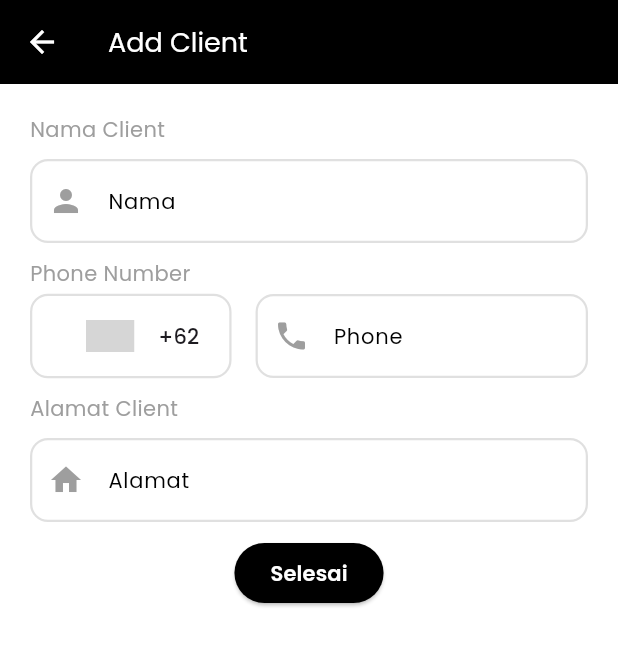
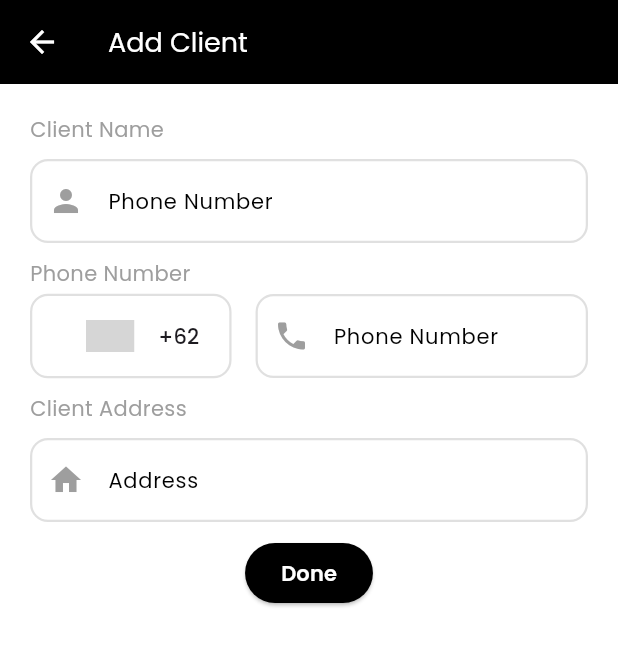
Before and after one commit to jbranabb/kliencash, a Flutter app: the AddClient screen opened directly, on a phone screen of 412 x 824 dp. Shown: the top 646 px of the screen. Run offline on Flutter 3.47's test engine with Material 3 defaults, Android fonts, the phone set to English and light mode, and no system bars; drawn by our look-alikes of country_code_picker; our stand-ins replace bloc, calendar_date_picker2, easy_localization, flutter_bloc, flutter_slidable, google_fonts and 7 more; accounts and stored records are empty; grey boxes are pictures that could not be loaded.

Commit message:
feat(pages) start change the text to be translated | final phase

```diff
--- a/lib/Screens/pages/home.dart
+++ b/lib/Screens/pages/home.dart
@@ -1,5 +1,7 @@
 import 'package:flutter/material.dart';
 import 'package:flutter_bloc/flutter_bloc.dart';
+import 'package:easy_localization/easy_localization.dart';
+import 'package:kliencash/locale_keys.dart';
 import 'package:kliencash/Screens/Widgets/format.dart';
 import 'package:kliencash/Screens/Widgets/profile_data.dart';
 import 'package:kliencash/Screens/Widgets/main_grid.dart';
@@ -40,7 +42,7 @@ class _HomePageState extends State<HomePage> {
           SliverAppBar(
             backgroundColor: Theme.of(context).colorScheme.onPrimary,
             title: MyText(
-              title: "Client Cash",
+              title: LocaleKeys.clientCash.tr(),
               fontSize: 20,
               color: Colors.white,
               fontWeight: FontWeight.w600,
@@ -68,7 +70,7 @@ class _HomePageState extends State<HomePage> {
               crossAxisAlignment: CrossAxisAlignment.center,
               children: [
                 SizedBox(height: 20,),
-                MyText(title: 'Build By J With Love', color: Colors.grey,),
+                MyText(title: LocaleKeys.buildByJ.tr(), color: Colors.grey,),
               ],
             ),
           )
--- a/lib/Screens/pages/intialpage/add_user.dart
+++ b/lib/Screens/pages/intialpage/add_user.dart
@@ -2,12 +2,14 @@ import 'package:country_code_picker/country_code_picker.dart';
 import 'package:flutter/cupertino.dart';
 import 'package:flutter/material.dart';
 import 'package:flutter_bloc/flutter_bloc.dart';
+import 'package:easy_localization/easy_localization.dart';
 import 'package:kliencash/Screens/Widgets/appbar.dart';
 import 'package:kliencash/Screens/Widgets/my_text.dart';
 import 'package:kliencash/Screens/Widgets/snackbar.dart';
 import 'package:kliencash/Screens/Widgets/text_fields.dart';
 import 'package:kliencash/Screens/pages/home.dart';
 import 'package:kliencash/data/model/model.dart';
+import 'package:kliencash/locale_keys.dart';
 import 'package:kliencash/state/bloc/paymentMethod/payment_method_bloc.dart';
 import 'package:kliencash/state/bloc/users/users_bloc.dart';
 import 'package:kliencash/state/cubit/bookstatuslength_cubit.dart';
@@ -35,7 +37,7 @@ class _AddUserState extends State<AddUser> {
   @override
   Widget build(BuildContext context) {
     return Scaffold(
-      appBar: myAppBar(context, 'Create User'),
+      appBar: myAppBar(context, LocaleKeys.createUser.tr()),
       body: BlocListener<UsersBloc, UsersState>(
         listener: (context, state) {
           if (state is UsersPostSucces) {
@@ -59,13 +61,13 @@ class _AddUserState extends State<AddUser> {
                     Icon(Icons.person, color: Colors.grey),
                     MyText(
                       color: Colors.grey,
-                      title: 'User & Buisness Information',
+                      title: LocaleKeys.userBusinessInfo.tr(),
                     ),
                   ],
                 ),
                 MyTextFileds(
                   controller: usernameC,
-                  label: "Username ",
+                  label: LocaleKeys.username.tr(),
                   icon: Icons.person,
                   focusNode: usernameF,
                   isOtional: false,
@@ -75,7 +77,7 @@ class _AddUserState extends State<AddUser> {
                 ),
                 MyTextFileds(
                   controller: namaPerusahaanC,
-                  label: "Nama Usaha",
+                  label: LocaleKeys.businessName.tr(),
                   icon: Icons.business,
                   focusNode: namaPerusahaanF,
                   isOtional: false,
@@ -85,7 +87,7 @@ class _AddUserState extends State<AddUser> {
                 ),
                 MyTextFileds(
                   controller: alamatC,
-                  label: "Alamat",
+                  label: LocaleKeys.address.tr(),
                   icon: Icons.home,
                   focusNode: alamatF,
                   isOtional: false,
@@ -98,12 +100,12 @@ class _AddUserState extends State<AddUser> {
                   spacing: 2,
                   children: [
                     Icon(Icons.contacts_rounded, color: Colors.grey),
-                    MyText(color: Colors.grey, title: 'Contacts Information'),
+                    MyText(color: Colors.grey, title: LocaleKeys.contactsInfo.tr()),
                   ],
                 ),
                 MyTextFiledsForPhone(
                   controller: phoneC,
-                  label: "Phonenumber",
+                  label: LocaleKeys.phoneNumber.tr(),
                   icon: Icons.phone,
                   focusNode: phoneF,
                   onEditingCom: () {
@@ -112,7 +114,7 @@ class _AddUserState extends State<AddUser> {
                 ),
                 MyTextFileds(
                   controller: emailC,
-                  label: "Email",
+                  label: LocaleKeys.email.tr(),
                   icon: Icons.email,
                   focusNode: emailF,
                   isOtional: false,
@@ -139,7 +141,7 @@ class _AddUserState extends State<AddUser> {
                       backgroundColor: Theme.of(context).colorScheme.onPrimary,
                     ),
                     child: MyText(
-                      title: 'Selesai',
+                      title: LocaleKeys.done.tr(),
                       color: Colors.white,
                       fontWeight: FontWeight.bold,
                     ),
@@ -186,7 +188,7 @@ void _validatePost(
     context.read<BookstatuslengthCubit>().getlength();
   } else {
     ScaffoldMessenger.of(context).showSnackBar(
-      mySnakcbar('Silahkan isi semua fields terlebih dahulu', null),
+      mySnakcbar(LocaleKeys.fillAllFields.tr(), null),
     );
   }
 }
--- a/lib/Screens/pages/mainGrid/clientPage/add_client.dart
+++ b/lib/Screens/pages/mainGrid/clientPage/add_client.dart
@@ -1,7 +1,8 @@
-import 'package:country_code_picker/country_code_picker.dart';
 import 'package:flutter/material.dart';
 import 'package:flutter/services.dart';
 import 'package:flutter_bloc/flutter_bloc.dart';
+import 'package:easy_localization/easy_localization.dart';
+import 'package:kliencash/locale_keys.dart';
 import 'package:kliencash/Screens/Widgets/appbar.dart';
 import 'package:kliencash/Screens/Widgets/my_text.dart';
 import 'package:kliencash/Screens/Widgets/snackbar.dart';
@@ -39,7 +40,7 @@ class _AddClientState extends State<AddClient> {
   @override
   Widget build(BuildContext context) {
     return Scaffold(
-      appBar: myAppBar(context,"Add Client"),
+      appBar: myAppBar(context,LocaleKeys.addClient.tr()),
       body: SingleChildScrollView(
         child: BlocListener<ClientBloc, ClientState>(
           listener: (context, state) {
@@ -48,7 +49,7 @@ class _AddClientState extends State<AddClient> {
               context.read<ClientBloc>().add(ReadDataClient());
               ScaffoldMessenger.of(context).showSnackBar(
                 mySnakcbar(
-                  'Berhasil Menambahkan Client baru',
+                  LocaleKeys.successAddClient.tr(),
                   Theme.of(context).colorScheme.onPrimary,
                 ),
               );
@@ -65,11 +66,11 @@ class _AddClientState extends State<AddClient> {
                       spacing: 10,
                       crossAxisAlignment: CrossAxisAlignment.start,
                       children: [
-                        MyText(title: 'Nama Client', color: Colors.grey,),
+                        MyText(title: LocaleKeys.clientName2.tr(), color: Colors.grey,),
                         MyTextFileds(
                           controller: nameC,
                           icon: Icons.person,
-                          label: "Nama",
+                          label: LocaleKeys.phoneNumber.tr(),
                           focusNode: nameF,
                           isOtional: false,
                           onEditingCom: () {
@@ -82,10 +83,10 @@ class _AddClientState extends State<AddClient> {
                       spacing: 4,
                       crossAxisAlignment: CrossAxisAlignment.start,
                       children: [
-                        MyText(title: 'Phone Number', color: Colors.grey,),
+                        MyText(title: LocaleKeys.phoneNumber.tr(), color: Colors.grey,),
                         MyTextFiledsForPhone(
                           controller: phoneC,
-                          label: "Phone",
+                          label: LocaleKeys.phoneNumber.tr(),
                           icon: Icons.phone,
                           focusNode: phoneF,
                           onEditingCom: () {
@@ -98,11 +99,11 @@ class _AddClientState extends State<AddClient> {
                       spacing: 10,
                       crossAxisAlignment: CrossAxisAlignment.start,
                       children: [
-                        MyText(title: 'Alamat Client', color: Colors.grey,),
+                        MyText(title: LocaleKeys.clientAddress.tr(), color: Colors.grey,),
                         MyTextFileds(
                           controller: alamatC,
                           icon: Icons.home,
-                          label: "Alamat",
+                          label: LocaleKeys.address.tr(),
                           focusNode: alamatF,
                           isOtional: false,
                           maxlines: 10,
@@ -132,7 +133,7 @@ class _AddClientState extends State<AddClient> {
                         backgroundColor: Theme.of(context).colorScheme.onPrimary,
                       ),
                       child: MyText(
-                        title: 'Selesai',
+                        title: LocaleKeys.done.tr(),
                         color: Colors.white,
                         fontWeight: FontWeight.w600,
                       ),
@@ -170,7 +171,7 @@ void validatePost(
     );
   } else {
     ScaffoldMessenger.of(context).showSnackBar(
-      mySnakcbar("Silahkan isi smua fileds terlebih dahulu", Colors.red),
+      mySnakcbar(LocaleKeys.pleasFillRequired.tr(), Colors.red),
     );
   }
 }
--- a/lib/Screens/pages/mainGrid/report/tabbar_client.dart
+++ b/lib/Screens/pages/mainGrid/report/tabbar_client.dart
@@ -1,5 +1,7 @@
 import 'package:flutter/material.dart';
+import 'package:easy_localization/easy_localization.dart';
 import 'package:flutter_bloc/flutter_bloc.dart';
+import 'package:kliencash/locale_keys.dart';
 import 'package:kliencash/Screens/Widgets/format.dart';
 import 'package:kliencash/Screens/Widgets/my_text.dart';
 import 'package:kliencash/state/bloc/client/client_bloc.dart';
@@ -20,7 +22,7 @@ class TabbarClient extends StatelessWidget {
                 child: BlocBuilder<ChartDataClientCubit, List<ClientMonthlyData>>(
                   builder: (context, state) {
                     return SfCartesianChart(
-                      title: ChartTitle(text: 'New Clients Monthly'),
+                      title: ChartTitle(text: LocaleKeys.newClientsMonthly.tr()),
                       primaryXAxis: CategoryAxis(
                         majorGridLines: const MajorGridLines(),
                       ),
--- a/lib/Screens/pages/pdf.dart
+++ b/lib/Screens/pages/pdf.dart
@@ -1,6 +1,8 @@
 import 'dart:typed_data';
 import 'package:flutter/material.dart';
+import 'package:easy_localization/easy_localization.dart';
 import 'package:flutter_bloc/flutter_bloc.dart';
+import 'package:kliencash/locale_keys.dart';
 import 'package:kliencash/Screens/Widgets/colors_status.dart';
 import 'package:kliencash/Screens/Widgets/format.dart';
 import 'package:kliencash/Screens/Widgets/my_text.dart';
--- a/lib/Screens/pages/pdfViwer.dart
+++ b/lib/Screens/pages/pdfViwer.dart
@@ -1,5 +1,7 @@
 import 'package:flutter/material.dart';
 import 'package:flutter_bloc/flutter_bloc.dart';
+import 'package:easy_localization/easy_localization.dart';
+import 'package:kliencash/locale_keys.dart';
 import 'package:kliencash/Screens/Widgets/appbar.dart';
 import 'package:kliencash/Screens/pages/pdf.dart';
 import 'package:kliencash/state/bloc/operasional/operasional_bloc.dart';
@@ -15,7 +17,7 @@ class Pdfviwer extends StatelessWidget {
     var state = context.read<Selectedinvoice>().state;
     var invoice = state[0];
     return Scaffold(
-      appBar: myAppBar(context, 'Invoice PDF Preview'),
+      appBar: myAppBar(context, LocaleKeys.invoicePdfPreview.tr()),
       body: BlocBuilder<UsersBloc, UsersState>(
         builder: (context, state) {
           if(state is UsersSucces){
--- /dev/null
+++ b/lib/locale_keys.dart
@@ -0,0 +1,212 @@
+// Generated locale keys - Complete translation keys for KlienCash app
+class LocaleKeys {
+  // Onboarding Page
+  static const String onBoardingPage1Title = 'onBoardingPage1Title';
+  static const String onBoardingPage1Subtitle = 'onBoardingPage1Subtitle';
+  static const String onBoardingPage2Title = 'onBoardingPage2Title';
+  static const String onBoardingPage2Subtitle = 'onBoardingPage2Subtitle';
+  static const String onBoardingPage3Title = 'onBoardingPage3Title';
+  static const String onBoardingPage3Subtitle = 'onBoardingPage3Subtitle';
+  static const String skipButton = 'skipButton';
+  static const String getStartedButton = 'getStartedButton';
+
+  // Add User Page
+  static const String createUser = 'createUser';
+  static const String userBusinessInfo = 'userBusinessInfo';
+  static const String username = 'username';
+  static const String businessName = 'businessName';
+  static const String address = 'address';
+  static const String contactsInfo = 'contactsInfo';
+  static const String phoneNumber = 'phoneNumber';
+  static const String email = 'email';
+  static const String done = 'done';
+  static const String fillAllFields = 'fillAllFields';
+
+  // Home Page
+  static const String clientCash = 'clientCash';
+  static const String buildByJ = 'buildByJ';
+  static const String hallo = 'hallo';
+
+  // Settings Page
+  static const String settings = 'settings';
+  static const String userInformation = 'userInformation';
+  static const String editUserInfo = 'editUserInfo';
+  static const String bankExample = 'bankExample';
+  static const String bankNumber = 'bankNumber';
+  static const String accountNameExample = 'accountNameExample';
+  static const String accountName = 'accountName';
+  static const String languageLabel = 'languageLabel';
+  static const String indonesian = 'indonesian';
+  static const String english = 'english';
+  static const String theme = 'theme';
+  static const String blue = 'blue';
+  static const String pink = 'pink';
+  static const String black = 'black';
+  static const String error = 'error';
+  static const String ok = 'ok';
+  static const String understood = 'understood';
+  static const String fillFieldsFirst = 'fillFieldsFirst';
+  static const String successAddPaymentMethod = 'successAddPaymentMethod';
+  static const String successEditPaymentMethod = 'successEditPaymentMethod';
+  static const String successDeletePaymentMethod = 'successDeletePaymentMethod';
+  static const String successUpdateUserInfo = 'successUpdateUserInfo';
+  static const String errorOccurred = 'errorOccurred';
+  static const String pleaseCheckInput = 'pleaseCheckInput';
+  static const String selectDateLabel = 'selectDateLabel';
+  static const String warning = 'warning';
+
+  // Invoice Pages
+  static const String invoiceList = 'invoiceList';
+  static const String addNewInvoice = 'addNewInvoice';
+  static const String invoiceDetails = 'invoiceDetails';
+  static const String invoicePdfPreview = 'invoicePdfPreview';
+  static const String invoice = 'invoice';
+  static const String billTo = 'billTo';
+  static const String issued = 'issued';
+  static const String dueDate = 'dueDate';
+  static const String itemTransactions = 'itemTransactions';
+  static const String agenda = 'agenda';
+  static const String total = 'total';
+  static const String status = 'status';
+  static const String operationalCost = 'operationalCost';
+  static const String subtotal = 'subtotal';
+  static const String tax = 'tax';
+  static const String discount = 'discount';
+  static const String rounding = 'rounding';
+  static const String paymentInfo = 'paymentInfo';
+  static const String paymentMethod = 'paymentMethod';
+  static const String selectPaymentMethod = 'selectPaymentMethod';
+  static const String invoiceAutoGenerated = 'invoiceAutoGenerated';
+  static const String noInvoice = 'noInvoice';
+  static const String addInvoiceFirst = 'addInvoiceFirst';
+  static const String invoiceTitle = 'invoiceTitle';
+  static const String notes = 'notes';
+  static const String printInvoices = 'printInvoices';
+  static const String invoiceInformation = 'invoiceInformation';
+  static const String clientInformation = 'clientInformation';
+  static const String financialDetails = 'financialDetails';
+  static const String projectTitle = 'projectTitle';
+  static const String invoiceNumber = 'invoiceNumber';
+  static const String clientName = 'clientName';
+  static const String project = 'project';
+  static const String dpPartial = 'dpPartial';
+  static const String fullyPaid = 'fullyPaid';
+  static const String successAddInvoice = 'successAddInvoice';
+
+  // Client Pages
+  static const String addClient = 'addClient';
+  static const String allClients = 'allClients';
+  static const String clientName2 = 'clientName2';
+  static const String clientAddress = 'clientAddress';
+  static const String editClient = 'editClient';
+  static const String deleteClient = 'deleteClient';
+  static const String cancel = 'cancel';
+  static const String yesDelete = 'yesDelete';
+  static const String noClient = 'noClient';
+  static const String addClientFirst = 'addClientFirst';
+  static const String successAddClient = 'successAddClient';
+  static const String successDeleteClient = 'successDeleteClient';
+  static const String successEditClient = 'successEditClient';
+
+  // Project Pages
+  static const String allProjects = 'allProjects';
+  static const String addProjects = 'addProjects';
+  static const String noProject = 'noProject';
+  static const String addProjectFirst = 'addProjectFirst';
+  static const String editProject = 'editProject';
+  static const String deleteProject = 'deleteProject';
+  static const String projectRanking = 'projectRanking';
+  static const String projectStatus = 'projectStatus';
+  static const String clientInProjects = 'clientInProjects';
+  static const String agendaDescription = 'agendaDescription';
+  static const String priceInfo = 'priceInfo';
+  static const String agendaLabel = 'agendaLabel';
+  static const String description = 'description';
+  static const String initialPrice = 'initialPrice';
+  static const String startEndDate = 'startEndDate';
+  static const String selectDate = 'selectDate';
+  static const String until = 'until';
+  static const String created = 'created';
+  static const String holdToEdit = 'holdToEdit';
+  static const String successAddProject = 'successAddProject';
+  static const String successDeleteProject = 'successDeleteProject';
+  static const String successEditProject = 'successEditProject';
+  static const String pleasSelectDates = 'pleasSelectDates';
+  static const String pleasFillRequired = 'pleasFillRequired';
+
+  // Payment Pages
+  static const String paymentPage = 'paymentPage';
+  static const String addPayment = 'addPayment';
+  static const String amount = 'amount';
+  static const String uploadPaymentProof = 'uploadPaymentProof';
+  static const String selectProject = 'selectProject';
+  static const String noPayment = 'noPayment';
+  static const String addPaymentFirst = 'addPaymentFirst';
+
+  // Operasional Pages
+  static const String operasionalPage = 'operasionalPage';
+  static const String noProjects = 'noProjects';
+  static const String addOperasionalFirst = 'addOperasionalFirst';
+  static const String title = 'title';
+  static const String quantity = 'quantity';
+  static const String deleteItem = 'deleteItem';
+  static const String yesConfirm = 'yesConfirm';
+  static const String edit = 'edit';
+  static const String fillFieldsFirst2 = 'fillFieldsFirst2';
+  static const String successAddModal = 'successAddModal';
+  static const String successEditModal = 'successEditModal';
+  static const String successDeleteModal = 'successDeleteModal';
+
+  // Report Pages
+  static const String reportPage = 'reportPage';
+  static const String overview = 'overview';
+  static const String newClientsMonthly = 'newClientsMonthly';
+  static const String summaryOverall = 'summaryOverall';
+  static const String totalInvoice = 'totalInvoice';
+  static const String totalPaid = 'totalPaid';
+  static const String mostInvoiceStatus = 'mostInvoiceStatus';
+  static const String noChartData = 'noChartData';
+  static const String noInvoiceData = 'noInvoiceData';
+  static const String noProjectsData = 'noProjectsData';
+  static const String loading = 'loading';
+
+  // Navigation/Menu
+  static const String client = 'client';
+  static const String projects = 'projects';
+  static const String operasional = 'operasional';
+  static const String payment = 'payment';
+  static const String report = 'report';
+
+  // Select/Dropdown
+  static const String selectClient = 'selectClient';
+  static const String selectProjects = 'selectProjects';
+  static const String selectStatus = 'selectStatus';
+  static const String noOperationalCost = 'noOperationalCost';
+
+  // Payment Methods
+  static const String cash = 'cash';
+  static const String bank = 'bank';
+  static const String eWallet = 'eWallet';
+
+  // Common Messages
+  static const String fillAllFieldsRequired = 'fillAllFieldsRequired';
+  static const String successAdded = 'successAdded';
+  static const String successDeleted = 'successDeleted';
+  static const String successEdited = 'successEdited';
+  static const String operationalTotal = 'operationalTotal';
+  static const String pay = 'pay';
+
+  // startdate and endDate
+  static const String startDateAndEndDate =  'startDateAndEndDate';
+  static const String save =  'save';
+  static const String deleteClientConfirm = 'deleteClientConfirm';
+  static const String start = 'start';
+  static const String nothingChanges = 'nothingChanges';
+  static const String opeartional = 'operational';
+  static const String adding = 'adding';
+  static const String projectPrice = 'projectsPrice';
+  static const String free = 'free';
+
+
+
+}
```
Also changed, not shown: lib/Screens/pages/mainGrid/clientPage/client_page.dart (+19 -17 lines), lib/Screens/pages/mainGrid/invoice/add_inovice.dart (+11 -9 lines), lib/Screens/pages/mainGrid/invoice/detail_invoice.dart (+29 -37 lines).
